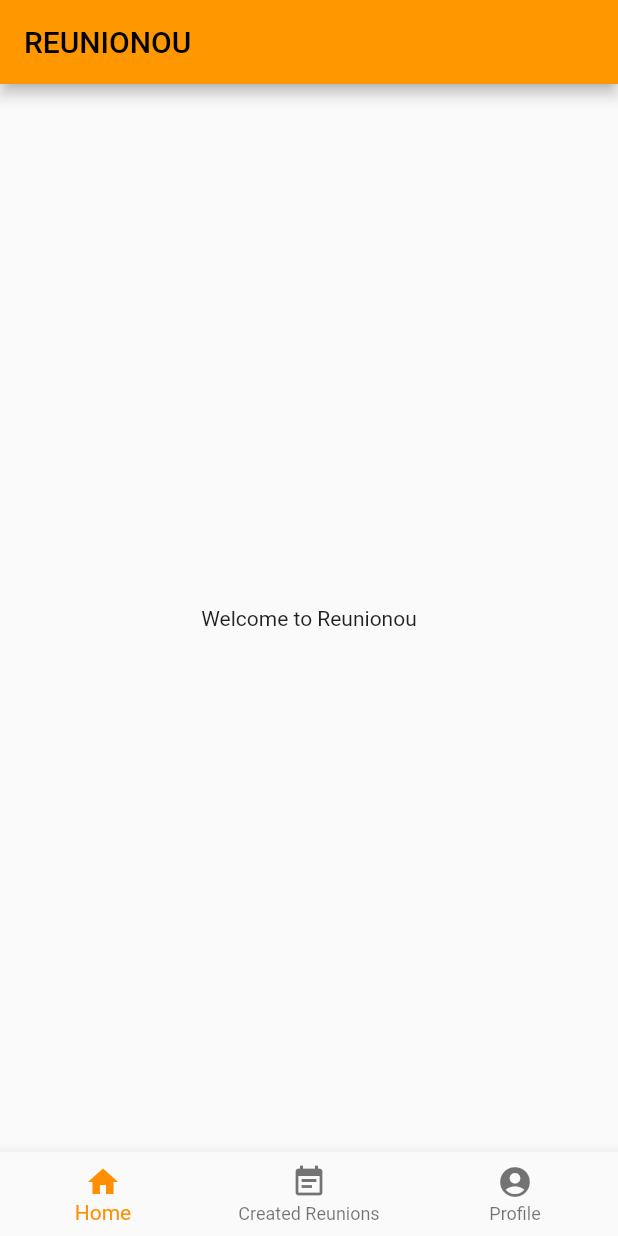
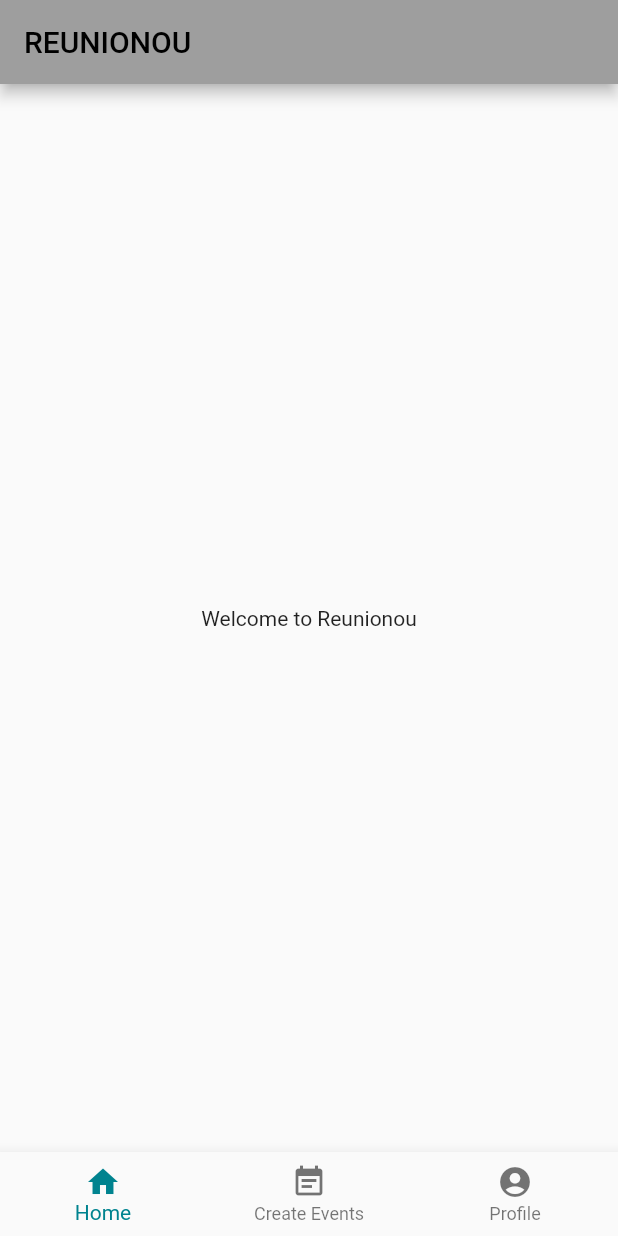
Before and after one commit to th0mas2118/Atelier_2, a Flutter app: the screen it shows after launch, on a phone screen of 412 x 824 dp. Run offline on Flutter 3.47's test engine with Material 2 defaults, Android fonts, the phone set to English and light mode, and no system bars.

Commit message:
fix flutter

```diff
--- a/mobile/lib/main.dart
+++ b/mobile/lib/main.dart
@@ -1,4 +1,5 @@
 import 'package:flutter/material.dart';
+import './screens/home_page.dart';
 import 'package:mobile/screens/profile_view_screen.dart';
 import 'package:provider/provider.dart';
 
@@ -22,83 +23,9 @@ class MyApp extends StatelessWidget {
       title: 'Reunionou',
 
       theme: ThemeData(
-        primarySwatch: Colors.orange,
+        primarySwatch: Colors.grey,
       ),
       home: const MyHomePage(title: 'REUNIONOU'),
     );
   }
 }
-
-class MyHomePage extends StatefulWidget {
-  const MyHomePage({super.key, required this.title});
-  final String title;
-
-  @override
-  State<MyHomePage> createState() => _MyHomePageState();
-}
-
-class _MyHomePageState extends State<MyHomePage> {
-  int _selectedIndex = 0;
-  static const TextStyle optionStyle =
-      TextStyle(fontSize: 30, fontWeight: FontWeight.bold);
-  static const List<Widget> _widgetOptions = <Widget>[
-    Text(
-      'Index 0: Home',
-      style: optionStyle,
-    ),
-    Text(
-      'Index 1: Create reunion',
-      style: optionStyle,
-    ),
-    Text(
-      'Index 2: Profile',
-      style: optionStyle,
-    ),
-  ];
-
-    void _onItemTapped(int index) {
-    setState(() {
-      _selectedIndex = index;
-    });
-  }
-
-@override
-  Widget build(BuildContext context) {
-    return Scaffold(
-      appBar: AppBar(
-        title: Text(widget.title),
-      ),
-      body: Center(
-        child: Column(
-          mainAxisAlignment: MainAxisAlignment.center,
-          children: const <Widget>[
-             Text(
-              'Welcome to Reunionou',
-            ),
-          ],
-        ),
-      ),
-
-
-  bottomNavigationBar: BottomNavigationBar(
-        items: const <BottomNavigationBarItem>[
-          BottomNavigationBarItem(
-            icon: Icon(Icons.home),
-            label: 'Home',
-          ),
-          BottomNavigationBarItem(
-            icon: Icon(Icons.event_note),
-            label: 'Created Reunions',
-          ),
-          BottomNavigationBarItem(
-            icon: Icon(Icons.account_circle_rounded),
-            label: 'Profile',
-          ),
-        ],
-        currentIndex: _selectedIndex,
-        selectedItemColor: Colors.amber[800],
-        onTap: _onItemTapped,
-      ),
-    );
-  }
-}
--- /dev/null
+++ b/mobile/lib/screens/create_event_screen.dart
@@ -0,0 +1,17 @@
+import 'package:flutter/material.dart';
+
+class CreateEventScreen extends StatelessWidget {
+  const CreateEventScreen({super.key});
+
+  @override
+  Widget build(BuildContext context) {
+    return Scaffold(
+      appBar: AppBar(
+        title: const Text('Profile'),
+      ),
+      body: const Center(
+        child: Text('Profile'),
+      ),
+    );
+  }
+}
--- /dev/null
+++ b/mobile/lib/screens/home_page.dart
@@ -0,0 +1,76 @@
+import 'package:flutter/material.dart';
+
+
+class MyHomePage extends StatefulWidget {
+  const MyHomePage({super.key, required this.title});
+  final String title;
+
+  @override
+  State<MyHomePage> createState() => _MyHomePageState();
+}
+
+class _MyHomePageState extends State<MyHomePage> {
+  int _selectedIndex = 0;
+  static const TextStyle optionStyle =
+      TextStyle(fontSize: 30, fontWeight: FontWeight.bold);
+  static const List<Widget> _widgetOptions = <Widget>[
+    Text(
+      'Index 0: Home',
+      style: optionStyle,
+    ),
+    Text(
+      'Index 1: Create reunion',
+      style: optionStyle,
+    ),
+    Text(
+      'Index 2: Profile',
+      style: optionStyle,
+    ),
+  ];
+
+    void _onItemTapped(int index) {
+    setState(() {
+      _selectedIndex = index;
+    });
+  }
+
+@override
+  Widget build(BuildContext context) {
+    return Scaffold(
+      appBar: AppBar(
+        title: Text(widget.title),
+      ),
+      body: Center(
+        child: Column(
+          mainAxisAlignment: MainAxisAlignment.center,
+          children: const <Widget>[
+             Text(
+              'Welcome to Reunionou',
+            ),
+          ],
+        ),
+      ),
+
+
+  bottomNavigationBar: BottomNavigationBar(
+        items: const <BottomNavigationBarItem>[
+          BottomNavigationBarItem(
+            icon: Icon(Icons.home),
+            label: 'Home',
+          ),
+          BottomNavigationBarItem(
+            icon: Icon(Icons.event_note),
+            label: 'Create Events',
+          ),
+          BottomNavigationBarItem(
+            icon: Icon(Icons.account_circle_rounded),
+            label: 'Profile',
+          ),
+        ],
+        currentIndex: _selectedIndex,
+        selectedItemColor: Colors.cyan[800],
+        onTap: _onItemTapped,
+      ),
+    );
+  }
+}
```
